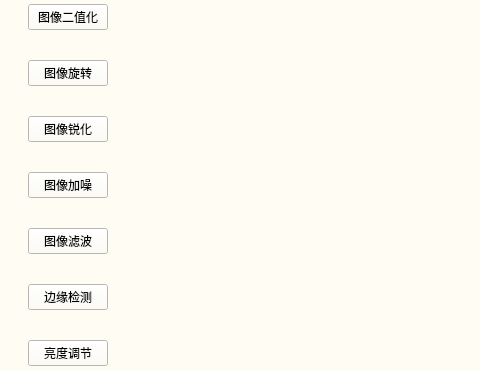
First picture: the form in ui.ui, repository huitang96/digital-image-processing, before the edit; both pictures show x 0 to 480 and y 171 to 541 of the 1108 by 738 pixel window.
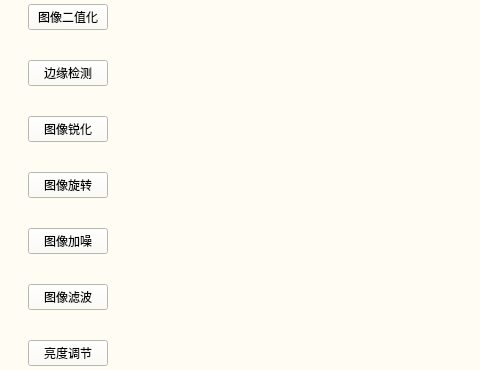
Second picture: the form after the edit. Custom widgets are drawn as their Qt base class.

The edit to the form file:
```diff
--- a/ui.ui
+++ b/ui.ui
@@ -80,20 +80,27 @@
              </property>
             </widget>
            </item>
-           <item>
-            <widget class="QPushButton" name="pushButton_3">
-             <property name="text">
-              <string>图像旋转</string>
-             </property>
-            </widget>
-           </item>
            <item>
             <widget class="QPushButton" name="pushButton_2">
              <property name="text">
+              <string>边缘检测</string>
+             </property>
+            </widget>
+           </item>
+           <item>
+            <widget class="QPushButton" name="pushButton_3">
+             <property name="text">
               <string>图像锐化</string>
              </property>
             </widget>
            </item>
+           <item>
+            <widget class="QPushButton" name="pushButton_6">
+             <property name="text">
+              <string>图像旋转</string>
+             </property>
+            </widget>
+           </item>
            <item>
             <widget class="QPushButton" name="pushButton_4">
              <property name="text">
@@ -108,13 +115,6 @@
              </property>
             </widget>
            </item>
-           <item>
-            <widget class="QPushButton" name="pushButton_6">
-             <property name="text">
-              <string>边缘检测</string>
-             </property>
-            </widget>
-           </item>
            <item>
             <widget class="QPushButton" name="pushButton_7">
              <property name="text">
```
Left out of the diff: 2 changed lines with no effect on the pictures.
